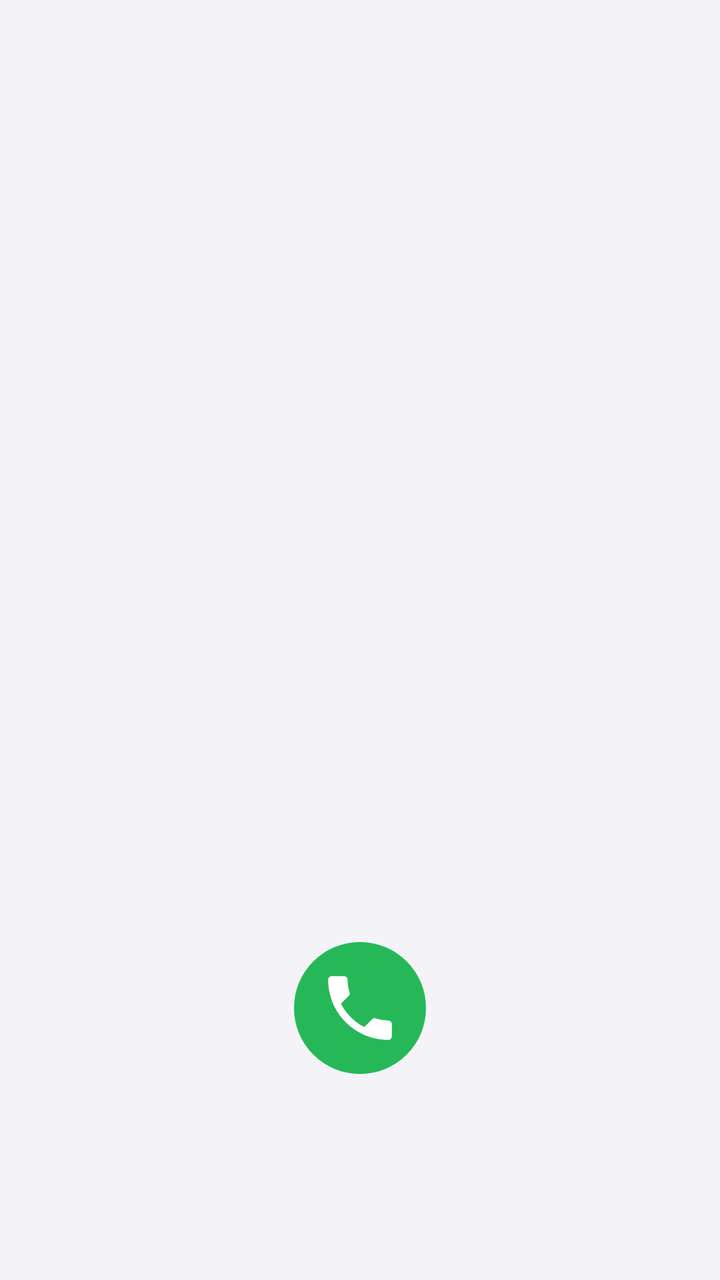
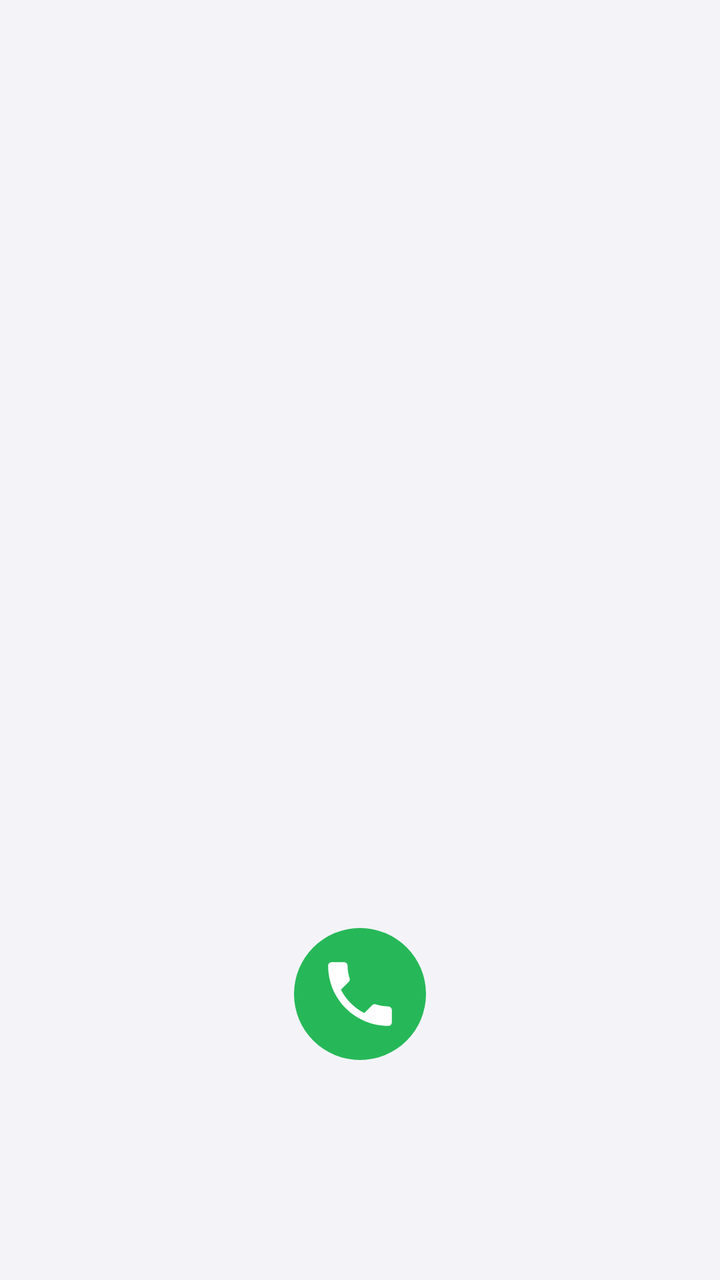

The first picture is an Android layout as it rendered before a commit; the second is the same layout after the commit. The layout source and the unified diff follow.
<!-- AndroidManifest.xml: application theme Theme.CallAssist -->
<!-- res/layout/page_keypad.xml -->
<?xml version="1.0" encoding="utf-8"?>
<FrameLayout xmlns:android="http://schemas.android.com/apk/res/android"
    xmlns:app="http://schemas.android.com/apk/res-auto"
    android:layout_width="match_parent"
    android:layout_height="match_parent">

    <LinearLayout
        android:layout_width="match_parent"
        android:layout_height="match_parent"
        android:orientation="vertical"
        android:paddingBottom="81dp">

        <LinearLayout
            android:id="@+id/suggestionsEmptyBox"
            android:layout_width="match_parent"
            android:layout_height="0dp"
            android:layout_weight="1"
            android:gravity="center"
            android:orientation="vertical">

            <TextView
                android:id="@+id/suggestionsEmpty"
                android:layout_width="wrap_content"
                android:layout_height="wrap_content"
                android:textColor="@color/textSecondary"
                android:textSize="15sp" />

            
            <LinearLayout
                android:id="@+id/keypadActions"
                android:layout_width="wrap_content"
                android:layout_height="wrap_content"
                android:orientation="horizontal"
                android:visibility="gone">

                <LinearLayout
                    android:id="@+id/btnAddToContacts"
                    android:layout_width="wrap_content"
                    android:layout_height="38dp"
                    android:background="@drawable/bg_sim_chip"
                    android:gravity="center_vertical"
                    android:orientation="horizontal"
                    android:paddingStart="14dp"
                    android:paddingEnd="16dp">

                    <ImageView
                        android:layout_width="18dp"
                        android:layout_height="18dp"
                        android:contentDescription="@null"
                        android:src="@drawable/ic_person_add"
                        app:tint="@color/accent" />

                    <TextView
                        android:layout_width="wrap_content"
                        android:layout_height="wrap_content"
                        android:layout_marginStart="8dp"
                        android:text="Add to contacts"
                        android:textColor="@color/textPrimary"
                        android:textSize="14sp" />
                </LinearLayout>

                <LinearLayout
                    android:id="@+id/btnSendMessage"
                    android:layout_width="wrap_content"
                    android:layout_height="38dp"
                    android:layout_marginStart="10dp"
                    android:background="@drawable/bg_sim_chip"
                    android:gravity="center_vertical"
                    android:orientation="horizontal"
                    android:paddingStart="14dp"
                    android:paddingEnd="16dp">

                    <ImageView
                        android:layout_width="18dp"
                        android:layout_height="18dp"
                        android:contentDescription="@null"
                        android:src="@drawable/ic_message"
                        app:tint="@color/accent" />

                    <TextView
                        android:layout_width="wrap_content"
                        android:layout_height="wrap_content"
                        android:layout_marginStart="8dp"
                        android:text="Send message"
                        android:textColor="@color/textPrimary"
                        android:textSize="14sp" />
                </LinearLayout>
            </LinearLayout>

            
            <LinearLayout
                android:id="@+id/btnPaste"
                android:layout_width="wrap_content"
                android:layout_height="38dp"
                android:background="@drawable/bg_sim_chip"
                android:gravity="center_vertical"
                android:orientation="horizontal"
                android:paddingStart="14dp"
                android:paddingEnd="16dp"
                android:visibility="gone">

                <ImageView
                    android:layout_width="18dp"
                    android:layout_height="18dp"
                    android:contentDescription="@null"
                    android:src="@drawable/ic_copy"
                    app:tint="@color/accent" />

                <TextView
                    android:layout_width="wrap_content"
                    android:layout_height="wrap_content"
                    android:layout_marginStart="8dp"
                    android:text="Paste number"
                    android:textColor="@color/textPrimary"
                    android:textSize="14sp" />
            </LinearLayout>
        </LinearLayout>

        <androidx.recyclerview.widget.RecyclerView
            android:id="@+id/suggestionsList"
            android:layout_width="match_parent"
            android:layout_height="0dp"
            android:layout_weight="1"
            android:clipToPadding="false"
            android:paddingTop="40dp"
            android:scrollbars="none"
            android:visibility="gone" />

        <LinearLayout
            android:id="@+id/keypadPanel"
            android:layout_width="match_parent"
            android:layout_height="wrap_content"
            android:orientation="vertical">

            <LinearLayout
                android:layout_width="match_parent"
                android:layout_height="wrap_content"
                android:gravity="center_vertical"
                android:orientation="horizontal"
                android:paddingStart="56dp"
                android:paddingEnd="12dp">

                
                <EditText
                    android:id="@+id/numberDisplay"
                    android:layout_width="0dp"
                    android:layout_height="wrap_content"
                    android:layout_weight="1"
                    android:background="@null"
                    android:gravity="center"
                    android:importantForAutofill="no"
                    android:inputType="phone"
                    android:maxLines="1"
                    android:minHeight="60dp"
                    android:textSize="34sp" />

                <ImageButton
                    android:id="@+id/btnBackspace"
                    android:layout_width="48dp"
                    android:layout_height="48dp"
                    android:background="?android:attr/selectableItemBackgroundBorderless"
                    android:contentDescription="Backspace"
                    android:src="@drawable/ic_backspace"
                    android:visibility="invisible"
                    app:tint="@color/textSecondary" />
            </LinearLayout>

            <GridLayout
                android:id="@+id/keypadGrid"
                android:layout_width="match_parent"
                android:layout_height="wrap_content"
                android:columnCount="3"
                android:paddingStart="12dp"
                android:paddingEnd="12dp" />

            <FrameLayout
                android:layout_width="match_parent"
                android:layout_height="wrap_content"
                android:paddingTop="12dp"
                android:paddingBottom="22dp">

                
                <LinearLayout
                    android:id="@+id/simChip"
                    android:layout_width="wrap_content"
                    android:layout_height="36dp"
                    android:layout_gravity="center_vertical|start"
                    android:layout_marginStart="24dp"
                    android:background="@drawable/bg_sim_chip"
                    android:gravity="center_vertical"
                    android:orientation="horizontal"
                    android:paddingStart="9dp"
                    android:paddingEnd="6dp"
                    android:visibility="gone">

                    <TextView
                        android:id="@+id/simChipBadge"
                        android:layout_width="18dp"
                        android:layout_height="18dp" />

                    <ImageView
                        android:id="@+id/simChipIcon"
                        android:layout_width="18dp"
                        android:layout_height="18dp"
                        android:contentDescription="@null"
                        android:src="@drawable/ic_sim"
                        android:visibility="gone"
                        app:tint="@color/textSecondary" />

                    <TextView
                        android:id="@+id/simChipName"
                        android:layout_width="wrap_content"
                        android:layout_height="wrap_content"
                        android:layout_marginStart="8dp"
                        android:ellipsize="end"
                        android:maxLines="1"
                        android:maxWidth="104dp"
                        android:textColor="@color/textPrimary"
                        android:textSize="13sp" />

                    <ImageView
                        android:layout_width="16dp"
                        android:layout_height="16dp"
                        android:layout_marginStart="2dp"
                        android:contentDescription="@null"
                        android:rotation="90"
                        android:src="@drawable/ic_chevron_right"
                        app:tint="@color/textSecondary" />
                </LinearLayout>

                
                <ImageButton
                    android:id="@+id/btnDial"
                    android:layout_width="66dp"
                    android:layout_height="66dp"
                    android:layout_gravity="center"
                    android:background="@drawable/bg_circle"
                    android:backgroundTint="@color/green"
                    android:contentDescription="Call"
                    android:padding="15dp"
                    android:scaleType="fitCenter"
                    android:src="@drawable/ic_phone"
                    app:tint="#FFFFFF" />
            </FrameLayout>
        </LinearLayout>
    </LinearLayout>

    <ImageButton
        android:id="@+id/fabKeypad"
        android:layout_width="62dp"
        android:layout_height="62dp"
        android:layout_gravity="bottom|end"
        android:layout_marginEnd="24dp"
        android:layout_marginBottom="93dp"
        android:background="@drawable/bg_circle"
        android:backgroundTint="@color/green"
        android:contentDescription="Show keypad"
        android:elevation="8dp"
        android:scaleType="center"
        android:src="@drawable/ic_dialpad"
        android:visibility="gone"
        app:tint="#FFFFFF" />
</FrameLayout>
<!-- resources referenced by this layout -->
<resources>
  <color name="accent">#2E6FE8</color>
  <color name="green">#26B858</color>
  <color name="textPrimary">#17171A</color>
  <color name="textSecondary">#73737C</color>
  <!-- drawable bg_circle (drawable) -->
  <?xml version="1.0" encoding="utf-8"?>
  <shape xmlns:android="http://schemas.android.com/apk/res/android" android:shape="oval">
      <solid android:color="#FFFFFF" />
  </shape>
  <!-- drawable bg_sim_chip (drawable) -->
  <?xml version="1.0" encoding="utf-8"?>
  <ripple xmlns:android="http://schemas.android.com/apk/res/android"
      android:color="@color/trackBg">
      <item>
          <shape android:shape="rectangle">
              <solid android:color="@color/card2" />
              <stroke android:width="1dp" android:color="@color/glassStroke" />
              <corners android:radius="20dp" />
          </shape>
      </item>
  </ripple>
  <!-- drawable ic_chevron_right (drawable) -->
  <?xml version="1.0" encoding="utf-8"?>
  <vector xmlns:android="http://schemas.android.com/apk/res/android"
      android:width="24dp"
      android:height="24dp"
      android:viewportWidth="24"
      android:viewportHeight="24">
      <path
          android:fillColor="@android:color/white"
          android:pathData="M9.4,18.4 L8,17l5,-5 -5,-5 1.4,-1.4 6.4,6.4z" />
  </vector>
  <!-- drawable ic_copy (drawable) -->
  <?xml version="1.0" encoding="utf-8"?>
  <vector xmlns:android="http://schemas.android.com/apk/res/android"
      android:width="24dp"
      android:height="24dp"
      android:viewportWidth="24"
      android:viewportHeight="24">
      <path
          android:fillColor="#FF000000"
          android:pathData="M16,1H4c-1.1,0 -2,0.9 -2,2v14h2V3h12V1zM19,5H8c-1.1,0 -2,0.9 -2,2v14c0,1.1 0.9,2 2,2h11c1.1,0 2,-0.9 2,-2V7c0,-1.1 -0.9,-2 -2,-2zM19,21H8V7h11v14z" />
  </vector>
  <!-- drawable ic_message (drawable) -->
  <?xml version="1.0" encoding="utf-8"?>
  <vector xmlns:android="http://schemas.android.com/apk/res/android"
      android:width="24dp"
      android:height="24dp"
      android:viewportWidth="24"
      android:viewportHeight="24">
      <path
          android:fillColor="#FF000000"
          android:pathData="M20,2H4C2.9,2 2,2.9 2,4v18l4,-4h14c1.1,0 2,-0.9 2,-2V4C22,2.9 21.1,2 20,2zM20,16H5.17L4,17.17V4h16V16z" />
  </vector>
  <color name="trackBg">#14000000</color>
  <color name="card2">#ECECF1</color>
  <color name="glassStroke">#14000000</color>
  <color name="bg">#F4F4F8</color>
  <color name="card">#FFFFFF</color>
  <color name="accentSoft">#DCE8FF</color>
  <style name="AppButton" parent="Widget.Material3.Button">
          <item name="backgroundTint">@color/card2</item>
          <item name="android:textColor">@color/textPrimary</item>
          <item name="cornerRadius">24dp</item>
          <item name="android:textAllCaps">false</item>
          <item name="android:letterSpacing">0</item>
          <item name="android:textSize">15sp</item>
          <item name="android:insetTop">4dp</item>
          <item name="android:insetBottom">4dp</item>
      </style>
  <style name="GlassAlertDialogStyle" parent="MaterialAlertDialog.Material3">
          <item name="shapeAppearanceOverlay">@style/GlassAlertShape</item>
          <item name="backgroundTint">@color/navBg</item>
      </style>
  <style name="GlassAlertTitle" parent="MaterialAlertDialog.Material3.Title.Text">
          <item name="android:textColor">@color/textPrimary</item>
          <item name="android:textSize">20sp</item>
          <item name="android:textStyle">bold</item>
      </style>
  <style name="GlassAlertButton" parent="Widget.Material3.Button.TextButton.Dialog">
          <item name="android:textColor">@color/accent</item>
          <item name="android:textAllCaps">false</item>
          <item name="android:textSize">16sp</item>
          <item name="android:letterSpacing">0</item>
      </style>
  <style name="GlassAlertShape">
          <item name="cornerFamily">rounded</item>
          <item name="cornerSize">30dp</item>
      </style>
  <color name="navBg">#F2F4F4F8</color>
  <!-- unchanged entries left out for length: 7 -->
</resources>

<!-- the commit's change to res/layout/page_keypad.xml (unified diff, before → after) -->
@@ -8,7 +8,7 @@
         android:layout_width="match_parent"
         android:layout_height="match_parent"
         android:orientation="vertical"
-        android:paddingBottom="81dp">
+        android:paddingBottom="88dp">
 
         <LinearLayout
             android:id="@+id/suggestionsEmptyBox"
